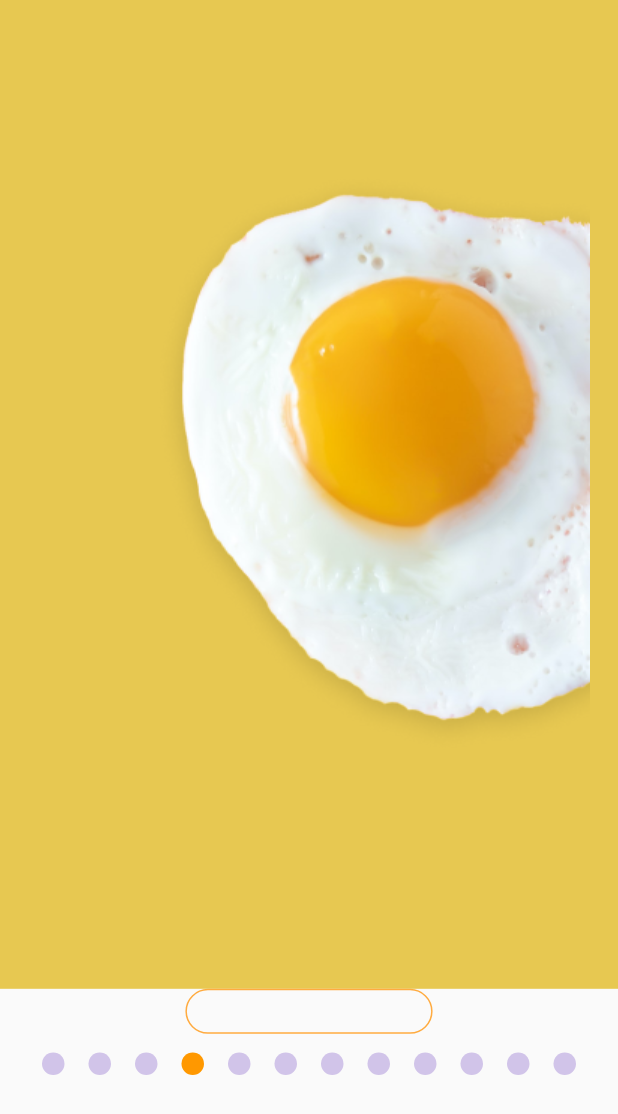
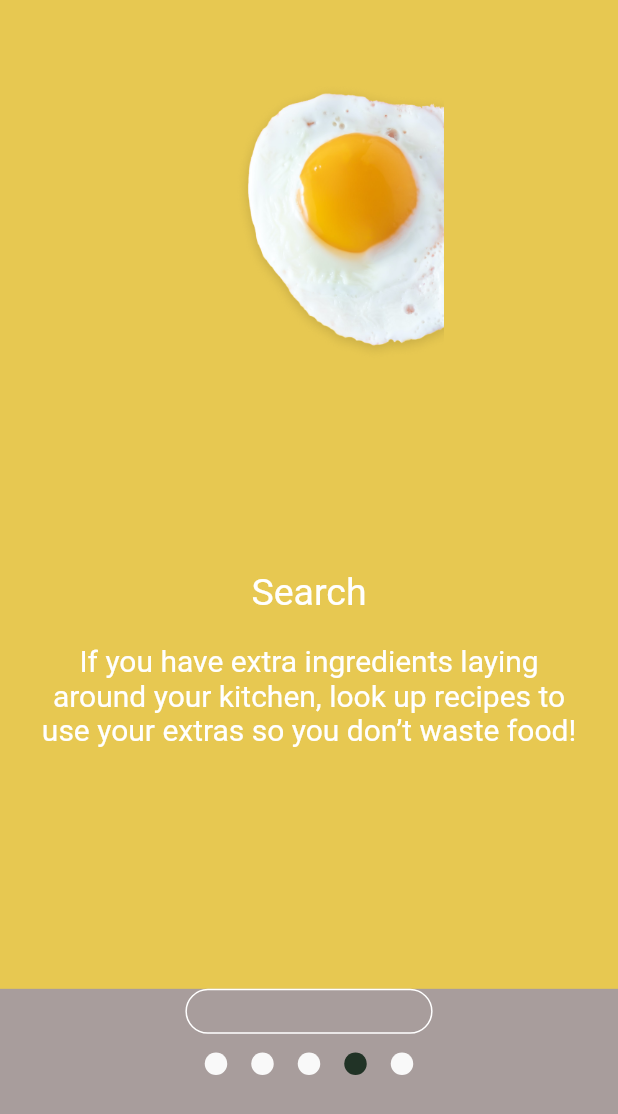
Before and after one commit to artur121255/CureAlife-dev, a Flutter app: the screen it shows after launch, swiped to page 4, on a phone screen of 412 x 824 dp. Shown: the top 1114 px of the screen. Run offline on Flutter 3.47's test engine with Material 2 defaults, Android fonts, the phone set to English and light mode, and no system bars; drawn by our look-alikes of smooth_page_indicator; our stand-ins replace firebase_auth, firebase_core, open_file, shared_preferences; missing offline and left inert: syncfusion_flutter_xlsio; accounts and stored records are empty.

Commit message:
on boarding

```diff
--- a/lib/main.dart
+++ b/lib/main.dart
@@ -1,5 +1,10 @@
 import 'package:firebase_core/firebase_core.dart';
 import 'package:flutter/material.dart';
+import 'package:medicalinfo2/pages/OnBoarding2.dart';
+import 'package:medicalinfo2/pages/OnBoarding3.dart';
+import 'package:medicalinfo2/pages/OnBoarding4.dart';
+import 'package:medicalinfo2/pages/OnBoarding5.dart';
+import 'package:medicalinfo2/pages/OnBoarding6.dart';
 import 'package:medicalinfo2/pages/OnBoarding7.dart';
 import 'package:medicalinfo2/pages/OnBoarding10.dart';
 import 'package:medicalinfo2/pages/OnBoarding11.dart';
@@ -12,6 +17,7 @@ import 'package:medicalinfo2/screens/register.dart';
 import 'package:medicalinfo2/screens/signin_screen.dart';
 import 'package:shared_preferences/shared_preferences.dart';
 import './pages/Starter.dart';
+import './pages/starterOnBoarding2.dart';
 import 'package:path_provider/path_provider.dart';
 import 'package:open_file/open_file.dart';
 import 'package:syncfusion_flutter_xlsio/xlsio.dart' ;
@@ -49,7 +55,7 @@ class _MyAppState extends State<MyApp> {
       initialRoute:  initScreen==0||initScreen==null? 'OnBoardingStarter' :'register',
       routes: {
         'signIn' :(context) => SignInScreen(),
-        'onBoarding': (context) => Starter(),
+        // 'onBoarding': (context) => StarterOnBoarding(),
         'register' : (context)=> Register(),
         'OnBoardingStarter' :(context) => StarterOnBoarding(),
       },
--- a/lib/pages/Starter.dart
+++ b/lib/pages/Starter.dart
@@ -7,7 +7,6 @@ import 'package:medicalinfo2/pages/OnBoarding15.dart';
 import 'package:medicalinfo2/pages/OnBoarding7.dart';
 import 'package:medicalinfo2/pages/OnBoarding9.dart';
 import 'package:medicalinfo2/pages/OnBoarding8.dart';
-import 'package:medicalinfo2/pages/onBoarding2.dart';
 import 'package:smooth_page_indicator/smooth_page_indicator.dart';
 
 class Starter extends StatefulWidget {
@@ -71,7 +70,6 @@ class StarterState extends State<Starter> {
               child: PageView(
                 controller: _controller,
                 children: <Widget>[
-                  const OnBoarding2(),
                   OnBoarding7(),
                   const OnBoarding8(),
                   const OnBoarding9(),
--- a/lib/pages/onBoarding5.dart
+++ b/lib/pages/onBoarding5.dart
@@ -7,23 +7,29 @@ class OnBoarding5 extends StatelessWidget {
   Widget build(BuildContext context) {
     return Scaffold(
       backgroundColor: Color(0xffE7C851),
-      body: Column(
+      body: Padding(
+        padding: const EdgeInsets.only(right: 20,left: 20),
+        child: Column(
           children: [
             Container(
-            child: Image.asset("assets/onBoarding5Img.png" ,fit: BoxFit.contain,),
+              child: Image.asset("assets/onBoarding5Img.png" ,height: 380,),
             ),
             Container(
               alignment: Alignment.center,
 
-            child: Text(style: TextStyle(fontWeight: FontWeight.bold),"Search")
+              child: Text(style: TextStyle(fontSize: 25,color: Colors.white),"Search")
 
             ),
-          Container(
+            Padding(
+              padding: const EdgeInsets.only(top: 20),
+              child: Container(
                 alignment: Alignment.center,
-            child: Text("If you have extra ingredients laying around your kitchen, look up recipes to use your extras so you don’t waste food!"),
+                child: Text(textAlign: TextAlign.center,style: TextStyle(fontSize: 20,color: Colors.white,), "If you have extra ingredients laying around your kitchen, look up recipes to use your extras so you don’t waste food!"),
 
+              ),
             )
           ],
+        ),
       ),
     );
   }
--- a/lib/pages/starterOnBoarding2.dart
+++ b/lib/pages/starterOnBoarding2.dart
@@ -2,6 +2,7 @@ import 'package:flutter/material.dart';
 import 'package:medicalinfo2/pages/OnBoarding2.dart';
 import 'package:medicalinfo2/pages/OnBoarding3.dart';
 import 'package:medicalinfo2/pages/OnBoarding7.dart';
+import 'package:medicalinfo2/pages/Starter.dart';
 import 'package:medicalinfo2/pages/onBoarding4.dart';
 import 'package:medicalinfo2/pages/OnBoarding5.dart';
 import 'package:medicalinfo2/pages/OnBoarding6.dart';
@@ -11,10 +12,10 @@ class StarterOnBoarding extends StatefulWidget {
   const StarterOnBoarding({Key? key}) : super(key: key);
 
   @override
-  StarterState createState() => StarterState();
+  StarterOnBoardingState createState() => StarterOnBoardingState();
 }
 
-class StarterState extends State<StarterOnBoarding> {
+class StarterOnBoardingState extends State<StarterOnBoarding> {
   final _controller = PageController();
 
   // final medicalInfo = [];
@@ -27,14 +28,13 @@ class StarterState extends State<StarterOnBoarding> {
 
     _saveDataForPage(currentPage!);
 
-    if (currentPage < 5) {
+    if (currentPage < 4) {
       _controller.animateToPage(currentPage + 1,
           duration: const Duration(milliseconds: 250), curve: Curves.easeInOut);
     }
-    if(currentPage==5){
-      Navigator.push(context,
-                MaterialPageRoute(builder: (context) => OnBoarding7()));
-
+    if (currentPage == 4) {
+      Navigator.push(
+          context, MaterialPageRoute(builder: (context) => Starter()));
     }
   }
 
@@ -55,6 +55,7 @@ class StarterState extends State<StarterOnBoarding> {
   @override
   Widget build(BuildContext context) {
     return Scaffold(
+        backgroundColor: Color.fromARGB(255, 168, 157, 156),
         body: Column(
 
             // scrollDirection: Axis.vertical,
@@ -88,8 +89,11 @@ class StarterState extends State<StarterOnBoarding> {
                         // alignment: Alignment.center,
                         decoration: BoxDecoration(
                             borderRadius: BorderRadius.circular(20),
-                          border: Border.all(color: Colors.orangeAccent)),
-                      child: Text('next'),
+                            border: Border.all(color: Colors.white)),
+                        child: Text(
+                          'Next',
+                          style: TextStyle(color: Colors.white, fontSize:20),
+                        ),
                       ),
                     ),
                     SizedBox(height: 10),
@@ -97,10 +101,10 @@ class StarterState extends State<StarterOnBoarding> {
                       height: 20,
                       child: SmoothPageIndicator(
                         controller: _controller,
-                      count: 12,
+                        count: 5,
                         effect: JumpingDotEffect(
-                        activeDotColor: Colors.orange,
-                        dotColor: Colors.deepPurple.shade100,
+                          activeDotColor: Color(0xffF9F9F91E3023),
+                          dotColor: Color(0xffF9F9F9),
                           dotHeight: 15,
                           dotWidth: 15,
                           spacing: 16,
--- a/lib/screens/signin_screen.dart
+++ b/lib/screens/signin_screen.dart
@@ -1,4 +1,5 @@
 import 'package:firebase_auth/firebase_auth.dart';
+import 'package:medicalinfo2/pages/starterOnBoarding2.dart';
 import 'package:medicalinfo2/reusable_widgets/reusable_widget.dart';
 import 'package:medicalinfo2/pages/Starter.dart';
 import 'package:medicalinfo2/screens/reset_password.dart';
@@ -68,7 +69,7 @@ class _SignInScreenState extends State<SignInScreen> {
                           password: _passwordTextController.text)
                       .then((value) {
                     Navigator.push(context,
-                        MaterialPageRoute(builder: (context) => Starter()));
+                        MaterialPageRoute(builder: (context) => StarterOnBoarding()));
                   }).onError((error, stackTrace) {
                     print("Error ${error.toString()}");
                   });
```
Also changed, not shown: lib/pages/onBoarding2.dart (+11 -5 lines), lib/pages/onBoarding3.dart (+11 -5 lines), lib/pages/onBoarding4.dart (+11 -5 lines), lib/pages/onBoarding6.dart (+11 -5 lines). Lines whose indentation alone changed are shown as unchanged.
